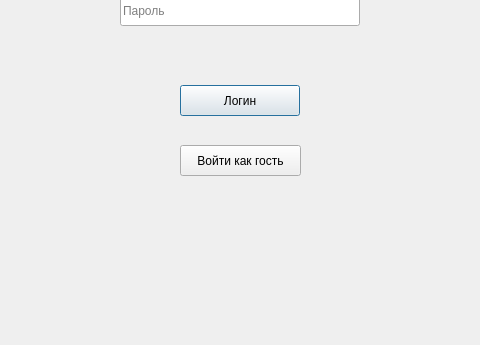
The window that Views/Login.ui (cat-techie/HotelManager) describes before a commit, drawn with Qt 5; both pictures show x 0 to 480 and y 295 to 640 of the 480 by 640 pixel window.
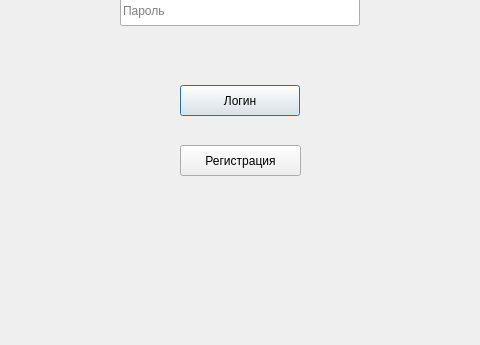
The same window after the commit.

Diff of the .ui file:
```diff
--- a/Views/Login.ui
+++ b/Views/Login.ui
@@ -84,7 +84,7 @@
     </rect>
    </property>
    <property name="text">
-    <string>Войти как гость</string>
+    <string>Регистрация</string>
    </property>
   </widget>
  </widget>
```
